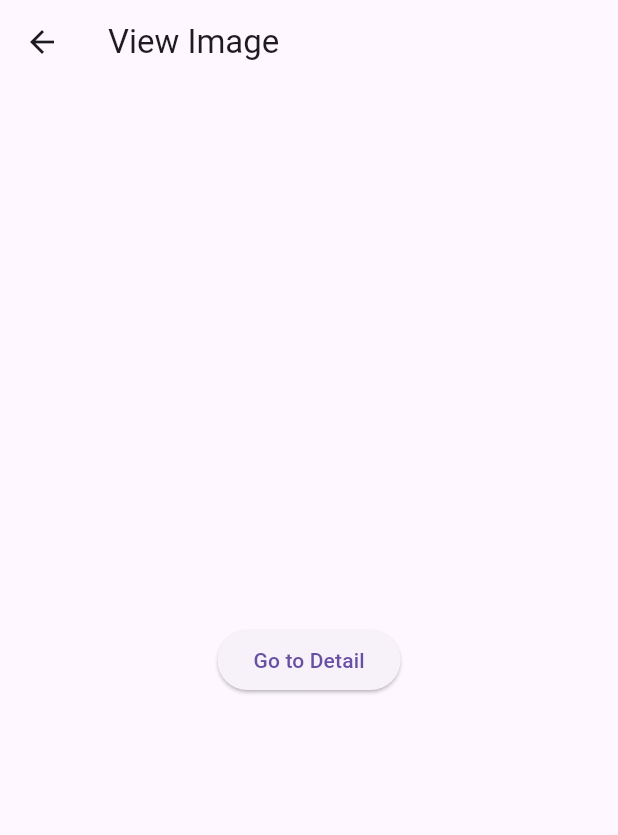
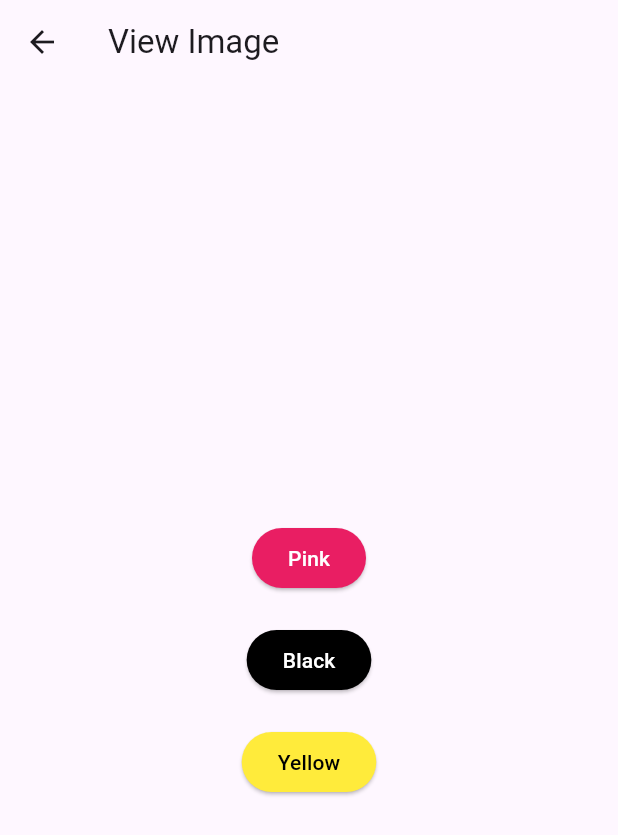
Before and after one commit to Leb14/To-Do-Tracker, a Flutter app: the screen it shows after launch, after a tap on "View Image", on a phone screen of 412 x 824 dp. Shown: the top 835 px of the screen. Run offline on Flutter 3.47's test engine with Material 3 defaults, Android fonts, the phone set to English and light mode, and no system bars; our stand-ins replace get.

```diff
--- a/lib/View/navigation/navigation_item.dart
+++ b/lib/View/navigation/navigation_item.dart
@@ -7,7 +7,7 @@ class NavigationItem {
   final String pageKey;
   final PageRegion region;
   final DateTime pushedAt;
-  final DateTime? groupId; // 🆕 追加分组时间（用于合并逻辑）
+  final DateTime? groupId;
 
   NavigationItem({
     required this.page,
--- a/lib/View/navigation/router.dart
+++ b/lib/View/navigation/router.dart
@@ -89,6 +89,25 @@ class LayoutRouter extends GetxService {
     _isTransitioningLayout = true;
     debugPrint("🔀 Splitting into wide layout...");
     _clearNavigators();
+
+    if (_regionStacks[PageRegion.right]!.isEmpty) {
+      // Add placeholder with no groupId or special marker
+      _regionStacks[PageRegion.right]!.add(
+        NavigationItem(
+          page: const RoutedPage(
+            pageKey: 'placeholder',
+            region: PageRegion.right,
+            child: PlaceholderPage(title: 'Right Pane'),
+          ),
+          pageKey: 'placeholder',
+          region: PageRegion.right,
+          pushedAt: DateTime.now(),
+          groupId: null,
+        ),
+      );
+      debugPrint("🧩 Added initial Placeholder to right stack");
+    }
+
     _isTransitioningLayout = false;
     printStack("After split");
   }
@@ -110,24 +129,6 @@ class LayoutRouter extends GetxService {
         ),
       );
       debugPrint("🏠 Added initial HomePage to left stack");
-    }
-
-    if (_regionStacks[PageRegion.right]!.isEmpty) {
-      // Add placeholder with no groupId or special marker
-      _regionStacks[PageRegion.right]!.add(
-        NavigationItem(
-          page: const RoutedPage(
-            pageKey: 'placeholder',
-            region: PageRegion.right,
-            child: PlaceholderPage(title: 'Right Pane'),
-          ),
-          pageKey: 'placeholder',
-          region: PageRegion.right,
-          pushedAt: DateTime.now(),
-          groupId: null,
-        ),
-      );
-      debugPrint("🧩 Added initial Placeholder to right stack");
     }
   }
 
@@ -152,7 +153,6 @@ class LayoutRouter extends GetxService {
   }) {
     final stack = _regionStacks[region]!;
 
-    // ✅ 防止重复 push 相同 pageKey
     final isDuplicate = stack.any((item) => item.pageKey == pageKey);
     if (isDuplicate) {
       debugPrint(
@@ -162,6 +162,12 @@ class LayoutRouter extends GetxService {
     }
 
     groupId ??= DateTime.now();
+
+    if (region == PageRegion.right) {
+        final rightStack = _regionStacks[PageRegion.right]!;
+        rightStack.removeWhere((item) => item.groupId != null && item.groupId != groupId);
+    }
+
     final routed = RoutedPage(pageKey: pageKey, region: region, child: page);
 
     stack.add(
@@ -192,7 +198,7 @@ class LayoutRouter extends GetxService {
     final lastGroupId =
         (stack == null || stack.isEmpty) ? null : stack.last.groupId;
 
-    return lastGroupId ?? DateTime.now(); // ✅ fallback
+    return lastGroupId ?? DateTime.now();
   }
 
   void pop(PageRegion region) {
@@ -206,7 +212,7 @@ class LayoutRouter extends GetxService {
 
   void printStack([String label = ""]) {
     final left = _regionStacks[PageRegion.left]!
-        .map((e) => '${e.pageKey} (L)')
+        .map((e) => '${e.pageKey} (L) ${e.groupId}')
         .join(', ');
     final right = _regionStacks[PageRegion.right]!
         .map((e) => '${e.pageKey} (R)')
--- a/lib/View/pages/home_page.dart
+++ b/lib/View/pages/home_page.dart
@@ -1,41 +1,46 @@
 import 'package:flutter/material.dart';
-import 'package:get/get.dart';
 import 'package:untitled/View/enum/enum_page_region.dart';
-import 'package:untitled/View/navigation/router.dart';
+import 'package:untitled/View/pages/main_page.dart';
 import 'package:untitled/View/pages/setting_page.dart';
 import 'package:untitled/View/pages/view_image_page.dart';
 
-class HomePage extends StatelessWidget {
+class HomePage extends StatefulWidget {
   final PageRegion region;
   const HomePage({super.key, required this.region});
 
   @override
+  State<HomePage> createState() => _HomePageState();
+}
+
+class _HomePageState extends State<HomePage> {
+  int _selectedIndex = 0;
+
+  static const List<Widget> _tabs = [
+    MainPage(),
+    SettingsPage(),
+  ];
+
+  void _onItemTapped(int index) {
+    setState(() {
+      _selectedIndex = index;
+    });
+  }
+
+  @override
   Widget build(BuildContext context) {
-    final layout = Get.find<LayoutRouter>();
-
     return Scaffold(
-      appBar: AppBar(title: const Text('Home')),
-      body: ListView(
-        children: [
-          ListTile(
-            title: const Text('View Image'),
-            onTap: () {
-              layout.push(
-                const ViewImagePage(),
-                pageKey: 'viewImage',
-                region: PageRegion.right,
-              );
-            },
+      body: _tabs[_selectedIndex],
+      bottomNavigationBar: BottomNavigationBar(
+        currentIndex: _selectedIndex,
+        onTap: _onItemTapped,
+        items: const [
+          BottomNavigationBarItem(
+            icon: Icon(Icons.home),
+            label: 'Main',
           ),
-          ListTile(
-            title: const Text('Settings'),
-            onTap: () {
-              layout.push(
-                const SettingsPage(),
-                pageKey: 'settings',
-                region: PageRegion.right,
-              );
-            },
+          BottomNavigationBarItem(
+            icon: Icon(Icons.settings),
+            label: 'Settings',
           ),
         ],
       ),
--- /dev/null
+++ b/lib/View/pages/main_page.dart
@@ -0,0 +1,30 @@
+import 'package:flutter/material.dart';
+import 'package:get/get.dart';
+import 'package:untitled/View/enum/enum_page_region.dart';
+import 'package:untitled/View/navigation/router.dart';
+import 'package:untitled/View/pages/view_image_page.dart';
+
+class MainPage extends StatelessWidget {
+  const MainPage({super.key});
+
+  @override
+  Widget build(BuildContext context) {
+    final router = Get.find<LayoutRouter>();
+
+    return Scaffold(
+      appBar: AppBar(title: Text("Home")),
+      body: Center(
+        child: ElevatedButton(
+          onPressed: () {
+            router.push(
+              const ViewImagePage(),
+              region: PageRegion.right,
+              pageKey: 'viewImage',
+            );
+          },
+          child: Text("View Image"),
+        ),
+      ),
+    );
+  }
+}
--- a/lib/View/pages/responsive_home.dart
+++ b/lib/View/pages/responsive_home.dart
@@ -3,6 +3,7 @@ import 'package:get/get.dart';
 import 'package:untitled/View/enum/enum_page_region.dart';
 import 'package:untitled/View/pages/placeholder_page.dart';
 import 'package:untitled/View/navigation/routed_page.dart';
+import 'package:untitled/View/region_scope.dart';
 import 'package:untitled/controller/layout_controller.dart';
 import '../navigation/router.dart';
 
@@ -11,7 +12,7 @@ class ResponsiveHomePage extends StatelessWidget {
 
   @override
   Widget build(BuildContext context) {
-    final layout = Get.find<LayoutRouter>();
+    final router = Get.find<LayoutRouter>();
     final layoutController = Get.find<LayoutController>();
 
     debugPrint("🔄 ResponsiveHomePage.build called");
@@ -19,12 +20,10 @@ class ResponsiveHomePage extends StatelessWidget {
     return LayoutBuilder(
       builder: (context, constraints) {
         layoutController.updateSize(constraints.maxWidth);
-        layout.handleLayoutChangeIfNeeded();
+        router.handleLayoutChangeIfNeeded();
         final isWide = layoutController.isWide;
 
-        return isWide
-            ? _buildWideLayout(layout)
-            : _buildNarrowLayout(layout);
+        return isWide ? _buildWideLayout(router) : _buildNarrowLayout(router);
       },
     );
   }
@@ -32,9 +31,9 @@ class ResponsiveHomePage extends StatelessWidget {
   Widget _buildWideLayout(LayoutRouter layout) {
     return Row(
       children: [
-        Expanded(child: _buildNavigator(layout, PageRegion.left)),
+        Expanded(flex: 2, child: _buildNavigator(layout, PageRegion.left)),
         const VerticalDivider(width: 1),
-        Expanded(child: _buildNavigator(layout, PageRegion.right)),
+        Expanded(flex: 3, child: _buildNavigator(layout, PageRegion.right)),
       ],
     );
   }
@@ -43,14 +42,19 @@ class ResponsiveHomePage extends StatelessWidget {
     return _buildNavigator(layout, PageRegion.left, useMergedStack: true);
   }
 
-  Widget _buildNavigator(LayoutRouter layout, PageRegion region,
-      {bool useMergedStack = false}) {
+  Widget _buildNavigator(
+    LayoutRouter layout,
+    PageRegion region, {
+    bool useMergedStack = false,
+  }) {
     return Obx(() {
-      final pages = useMergedStack
+      final pages =
+          useMergedStack
               ? layout.logicalStack
               : layout.logicalStack.where((e) => e.region == region).toList();
 
-      final pageList = pages.isEmpty && region == PageRegion.right
+      final pageList =
+          pages.isEmpty && region == PageRegion.right
               ? [
                 const MaterialPage(
                   key: ValueKey('placeholder'),
@@ -62,10 +66,12 @@ class ResponsiveHomePage extends StatelessWidget {
                 ),
               ]
               : pages
-          .map((item) => MaterialPage(
+                  .map(
+                    (item) => MaterialPage(
                       key: ValueKey(item.pageKey),
-        child: item.page,
-      ))
+                      child: RegionScope(region: region, child: item.page),
+                    ),
+                  )
                   .toList();
 
       final navKey =
--- a/lib/View/pages/view_image_page.dart
+++ b/lib/View/pages/view_image_page.dart
@@ -14,15 +14,51 @@ class ViewImagePage extends StatelessWidget {
     return Scaffold(
       appBar: AppBar(title: const Text('View Image')),
       body: Center(
-        child: ElevatedButton(
+        child: Column(
+          mainAxisAlignment: MainAxisAlignment.center,
+          children: [
+            ElevatedButton(
               onPressed: () {
                 layout.pushNested(
                   pageKey: 'imageDetail',
                   region: PageRegion.right,
-              page: const ImageDetailPage(),
+                  page: const ImageDetailPage(backgroundColor: Colors.pink),
                 );
               },
-          child: const Text('Go to Detail'),
+              style: ButtonStyle(
+                backgroundColor: WidgetStateProperty.all(Colors.pink),
+              ),
+              child: const Text('Pink', style: TextStyle(color: Colors.white)),
+            ),
+            SizedBox(height: 20),
+            ElevatedButton(
+              onPressed: () {
+                layout.pushNested(
+                  pageKey: 'imageDetail',
+                  region: PageRegion.right,
+                  page: const ImageDetailPage(backgroundColor: Colors.black),
+                );
+              },
+              style: ButtonStyle(
+                backgroundColor: WidgetStateProperty.all(Colors.black),
+              ),
+              child: const Text('Black', style: TextStyle(color: Colors.white)),
+            ),
+            SizedBox(height: 20),
+            ElevatedButton(
+              onPressed: () {
+                layout.pushNested(
+                  pageKey: 'imageDetail',
+                  region: PageRegion.right,
+                  page: const ImageDetailPage(backgroundColor: Colors.yellow),
+                );
+              },
+              style: ButtonStyle(
+                backgroundColor: WidgetStateProperty.all(Colors.yellow),
+              ),
+              child: const Text('Yellow', style: TextStyle(color: Colors.black)),
+            ),
+          ],
         ),
       ),
     );
--- /dev/null
+++ b/lib/View/region_scope.dart
@@ -0,0 +1,20 @@
+import 'package:flutter/material.dart';
+import 'package:untitled/View/enum/enum_page_region.dart';
+
+class RegionScope extends InheritedWidget {
+  final PageRegion region;
+
+  const RegionScope({
+    required this.region,
+    required super.child,
+    super.key,
+  });
+
+  static PageRegion? of(BuildContext context) {
+    final scope = context.dependOnInheritedWidgetOfExactType<RegionScope>();
+    return scope?.region;
+  }
+
+  @override
+  bool updateShouldNotify(RegionScope oldWidget) => region != oldWidget.region;
+}
```
Also changed, not shown: lib/View/pages/account_setting_page.dart (added, +13 -0 lines), lib/View/pages/appearance_setting_page.dart (added, +13 -0 lines), lib/View/pages/help_page.dart (added, +13 -0 lines), lib/View/pages/image_detail_page.dart (+8 -1 lines), lib/View/pages/notification_setting_page.dart (added, +13 -0 lines), lib/View/pages/privacy_setting_page.dart (added, +13 -0 lines), lib/View/pages/setting_page.dart (+39 -5 lines). Lines whose indentation alone changed are shown as unchanged.
